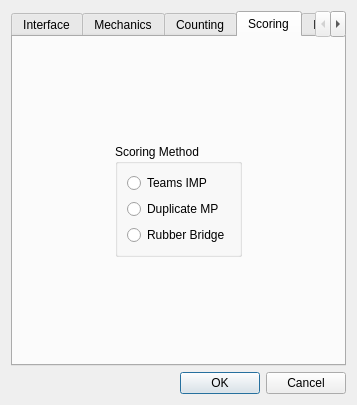
Qt form ZBridge/cgameoptionspropsheet.ui (erik-knudsen/BridgeZ) before a commit.
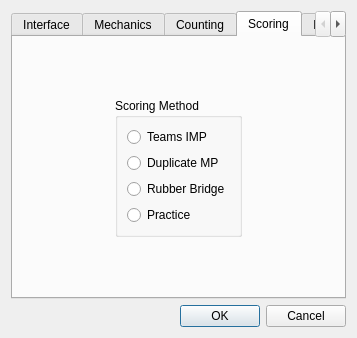
The same form after that commit. The open tabs and pages were chosen to show the change.

```diff
--- a/ZBridge/cgameoptionspropsheet.ui
+++ b/ZBridge/cgameoptionspropsheet.ui
@@ -7,7 +7,7 @@
     <x>0</x>
     <y>0</y>
     <width>357</width>
-    <height>405</height>
+    <height>338</height>
    </rect>
   </property>
   <property name="windowTitle">
@@ -501,6 +501,13 @@
                     </property>
                    </widget>
                   </item>
+                  <item>
+                   <widget class="QRadioButton" name="practice">
+                    <property name="text">
+                     <string>Practice</string>
+                    </property>
+                   </widget>
+                  </item>
                  </layout>
                 </item>
                </layout>
```
